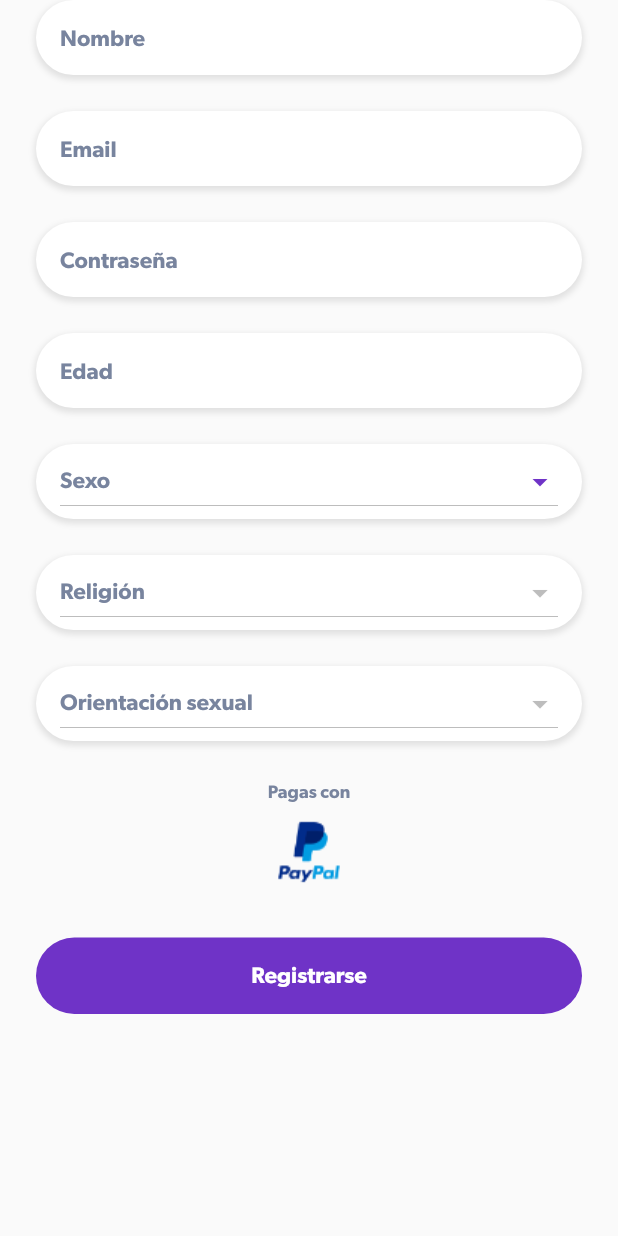
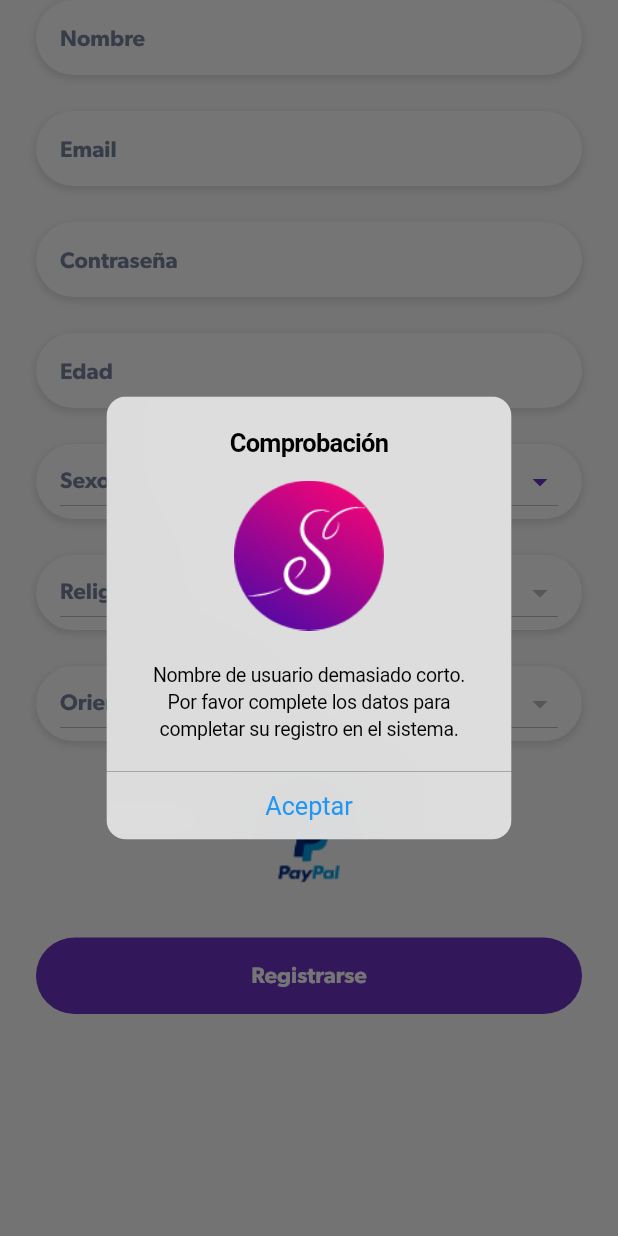
Before and after one commit to omar26begue/app_sexualiapp_flutter, a Flutter app: the RegisterWidget widget shown alone on an empty page, opened directly with empty values, after a tap on "Registrarse", on a phone screen of 412 x 824 dp. Run offline on Flutter 3.47's test engine with Material 2 defaults, Android fonts, the phone set to English and light mode, and no system bars; our stand-ins replace chopper, flutter_svg, hexcolor, logger, lottie, shared_preferences; accounts and stored records are empty; generated files the repository leaves out were written again; network calls fail.

Commit message:
registro de usuario

```diff
--- a/lib/pages/registro/pages/login_page.dart
+++ b/lib/pages/registro/pages/login_page.dart
@@ -184,6 +184,7 @@ class _LoginPageState extends State<LoginPage> {
                                       : RegisterWidget(
                                           religion: _listReligion,
                                           sexual: _listSexual,
+                                          actionChangeTab: actionChangeTab,
                                         )),
                             ],
                           ),
--- a/lib/pages/registro/widgets/register_widget.dart
+++ b/lib/pages/registro/widgets/register_widget.dart
@@ -1,9 +1,12 @@
 import 'package:flutter/material.dart';
-import 'package:flutter_svg/flutter_svg.dart';
 import 'package:hexcolor/hexcolor.dart';
 import 'package:logger/logger.dart';
 import 'package:provider/provider.dart';
+import 'package:scoped_model/scoped_model.dart';
+import 'package:sexual_app/helpers/dialog.dart';
+import 'package:sexual_app/helpers/email.dart';
 import 'package:sexual_app/helpers/response.dart';
+import 'package:sexual_app/models/providers/model_sexual.dart';
 import 'package:sexual_app/models/retrofit/requests/register_request.dart';
 import 'package:sexual_app/models/retrofit/responses/orientation_sexual_response.dart';
 import 'package:sexual_app/models/retrofit/responses/religion_response.dart';
@@ -12,8 +15,9 @@ import 'package:sexual_app/services/api_services.dart';
 class RegisterWidget extends StatefulWidget {
   List<ResponseReligionModel> religion;
   List<ResponseOrientationSexualModel> sexual;
+  Function actionChangeTab;
 
-  RegisterWidget({Key key, @required this.religion, @required this.sexual}) : super(key: key);
+  RegisterWidget({Key key, @required this.religion, @required this.sexual, @required this.actionChangeTab}) : super(key: key);
 
   @override
   _RegisterWidgetState createState() {
@@ -310,6 +314,7 @@ class _RegisterWidgetState extends State<RegisterWidget> {
                 fontSize: 15.0,
                 color: Colors.white10,
               ),
+              onTap: () => FocusScope.of(context).requestFocus(new FocusNode()),
               onChanged: (String value) => setState(() => _itemSex = value),
               isExpanded: true,
             ),
@@ -346,6 +351,7 @@ class _RegisterWidgetState extends State<RegisterWidget> {
                 fontSize: 15.0,
                 color: Colors.white10,
               ),
+              onTap: () => FocusScope.of(context).requestFocus(new FocusNode()),
               onChanged: (ResponseReligionModel value) => setState(() => _itemReligion = value),
               isExpanded: true,
             ),
@@ -382,6 +388,7 @@ class _RegisterWidgetState extends State<RegisterWidget> {
                 fontSize: 15.0,
                 color: Colors.white10,
               ),
+              onTap: () => FocusScope.of(context).requestFocus(new FocusNode()),
               onChanged: (ResponseOrientationSexualModel value) => setState(() => _itemSexual = value),
               isExpanded: true,
             ),
@@ -428,6 +435,31 @@ class _RegisterWidgetState extends State<RegisterWidget> {
 
   Future<void> actionRegister() async {
     try {
+      ModelSexualProvider model = ScopedModel.of(context);
+      FocusScope.of(context).requestFocus(new FocusNode());
+
+      String texto = '';
+      if (_nameRegister.text.length < 3)
+        texto = 'Nombre de usuario demasiado corto';
+      else if (ValidateSexualidad.validateEmail(_emailRegister.text) == false)
+        texto = 'Dirección de correo electrónico incorrecta';
+      else if (_passwordRegister.text.length <= 5)
+        texto = 'Contraseña demasiado corta';
+      else if (_ageRegister.text.isEmpty == true) {
+        texto = 'La edad mínima para su registro es de 13 años';
+      } else if (_ageRegister.text.isNotEmpty == true) {
+        if (int.parse(_ageRegister.text) < 13) texto = 'La edad mínima para su registro es de 13 años';
+      } else if (_itemSex == null)
+        texto = 'Debe seleccionar un sexo';
+      else if (_itemReligion == null)
+        texto = 'Debe seleccionar una religión para su registro';
+      else if (_itemSexual == null) texto = 'Debe seleccionar una orientación sexual';
+      if (texto.length > 0) {
+        texto += '. Por favor complete los datos para completar su registro en el sistema.';
+        DialogSexualidad.showCupertinoDialogError(context: context, title: 'Comprobación', texto: texto);
+      }
+
+      if (texto.length == 0) {
         setState(() => loading = true);
         RequestRegisterModel register = new RequestRegisterModel(
           name: _nameRegister.text,
@@ -445,8 +477,19 @@ class _RegisterWidgetState extends State<RegisterWidget> {
           context: context,
           statusCode: response.statusCode,
           logger: logger,
-        functionCode: () {},
+          functionCode: () {
+            DialogSexualidad.showCupertinoDialogSuccess(
+              context: context,
+              title: 'Registro',
+              texto: response.body.message,
+              btnAceptar: () {
+                Navigator.of(context).pop();
+                widget.actionChangeTab(model, 'login');
+              },
             );
+          },
+        );
+      }
     } catch (e) {
       logger.e(e.toString());
       setState(() => loading = false);
```
Also changed, not shown: lib/helpers/email.dart (added, +12 -0 lines). Lines whose indentation alone changed are shown as unchanged.
